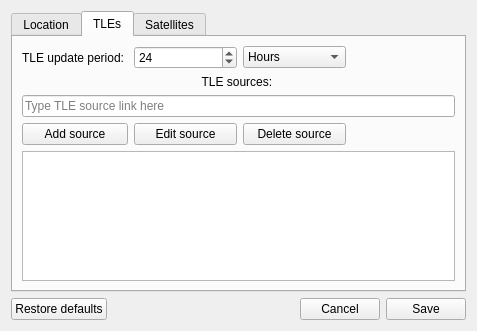
z-taylor/Satellite-tracker-reworked, file ui files/Preferences.ui: the form before one commit.
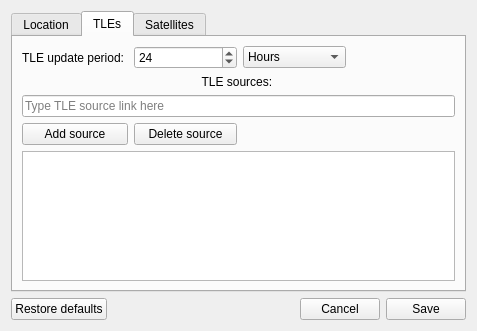
The form after the commit. The open tabs and pages were chosen to show the change.

```diff
--- a/ui files/Preferences.ui
+++ b/ui files/Preferences.ui
@@ -158,13 +158,6 @@
          </property>
         </widget>
        </item>
-       <item row="3" column="2">
-        <widget class="QPushButton" name="TLEremove">
-         <property name="text">
-          <string>Delete source</string>
-         </property>
-        </widget>
-       </item>
        <item row="0" column="2">
         <widget class="QComboBox" name="TLEupdateUnit">
          <item>
@@ -189,13 +182,6 @@
          </item>
         </widget>
        </item>
-       <item row="3" column="1">
-        <widget class="QPushButton" name="TLEedit">
-         <property name="text">
-          <string>Edit source</string>
-         </property>
-        </widget>
-       </item>
        <item row="2" column="0" colspan="4">
         <widget class="QLineEdit" name="TLEsource">
          <property name="sizePolicy">
@@ -242,6 +228,13 @@
        <item row="4" column="0" colspan="4">
         <widget class="QListView" name="TLElist"/>
        </item>
+       <item row="3" column="1">
+        <widget class="QPushButton" name="TLEremove">
+         <property name="text">
+          <string>Delete source</string>
+         </property>
+        </widget>
+       </item>
       </layout>
      </widget>
      <widget class="QWidget" name="tab_5">
```
